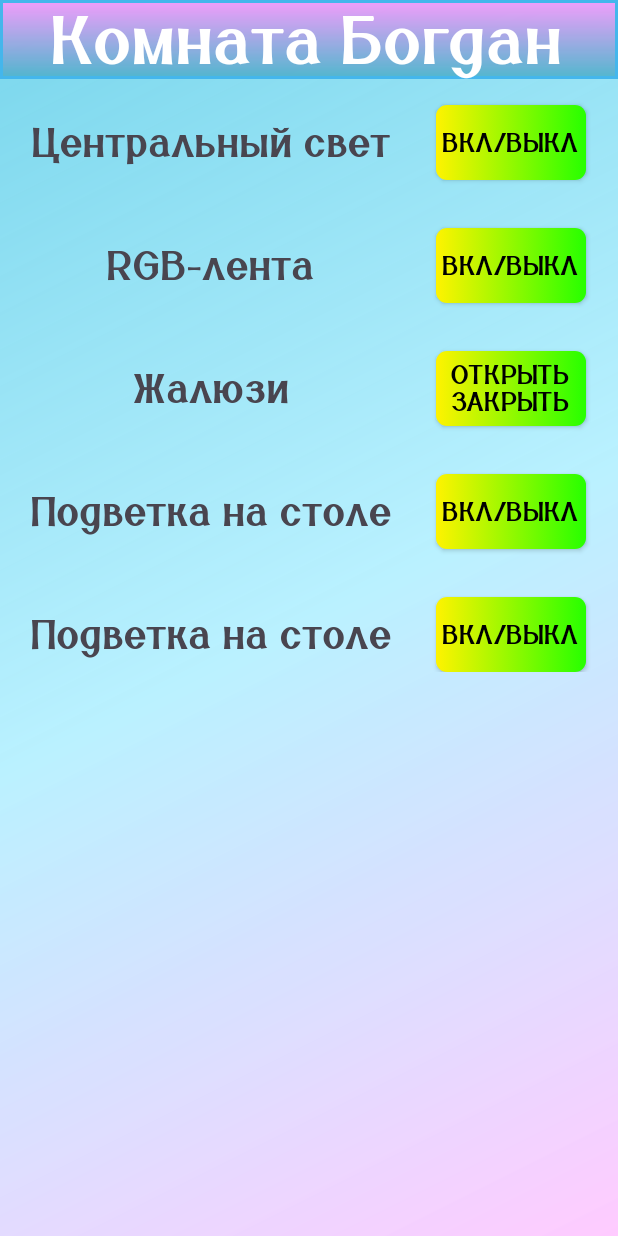
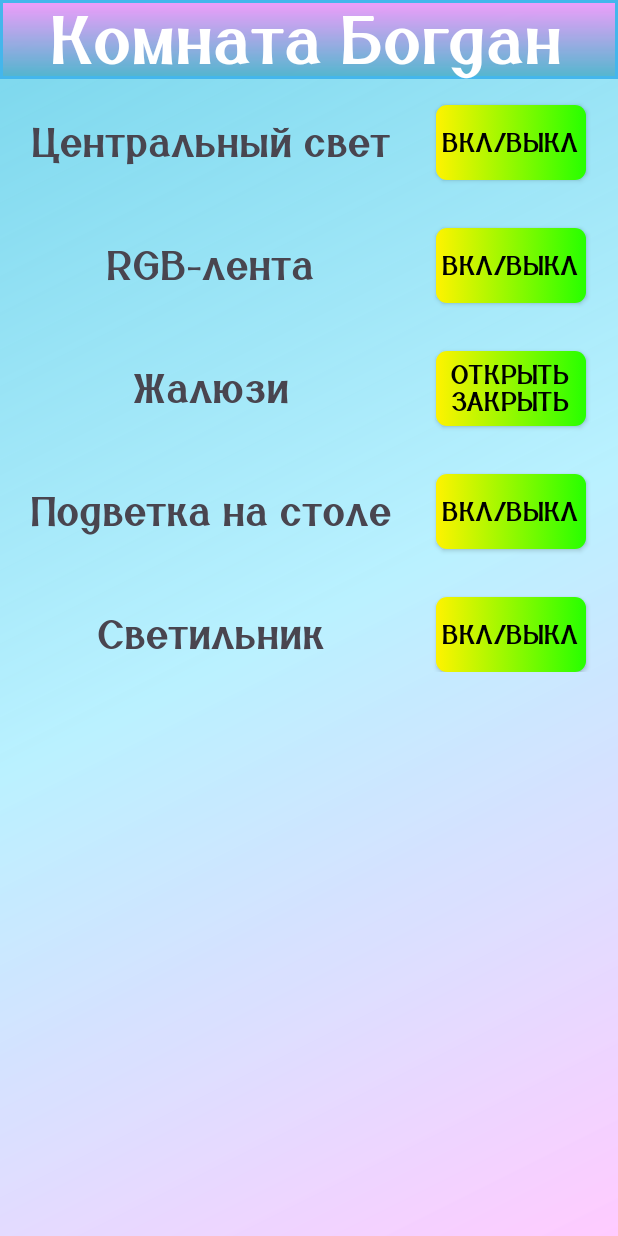
Before and after one commit to Bogdan-Taran/MyApp, an Android app: the ActivityMyRoomBogdan screen opened directly, with no data from a screen before it, on a phone screen of 412 x 824 dp. Run offline under Robolectric (Android 15) with nearby library versions, the phone set to English and light mode, and no system bars.

Commit message:
One Button - room bogdan

```diff
--- a/app/src/main/java/com/example/remotewifi/ActivityMyRoomBogdan.java
+++ b/app/src/main/java/com/example/remotewifi/ActivityMyRoomBogdan.java
@@ -1,6 +1,11 @@
 package com.example.remotewifi;
 
+import android.content.Intent;
 import android.os.Bundle;
+import android.view.View;
+import android.widget.Button;
+import android.widget.TextView;
+
 import androidx.activity.EdgeToEdge;
 import androidx.appcompat.app.AppCompatActivity;
 import androidx.core.graphics.Insets;
@@ -20,6 +25,17 @@ public class ActivityMyRoomBogdan extends AppCompatActivity {
             v.setPadding(systemBars.left, systemBars.top, systemBars.right, systemBars.bottom);
             return insets;
         });
+
+        TextView trans_rgb_lenta = findViewById(R. id. rgb_lenta);
+        trans_rgb_lenta.setOnClickListener(new View.OnClickListener() {
+            @Override
+            public void onClick(View v) {
+                Intent intent_to_rgb_place = new Intent(ActivityMyRoomBogdan.this, ActivityRoomBogdanRGB.class);
+                startActivity(intent_to_rgb_place);
+            }
+        });
+
+
     }
 
 
--- a/app/src/main/res/layout/activity_my_room_bogdan.xml
+++ b/app/src/main/res/layout/activity_my_room_bogdan.xml
@@ -150,7 +150,7 @@
                 android:layout_width="250sp"
                 android:gravity="center"
                 android:layout_height="50sp"
-                android:text="Подветка на столе"
+                android:text="Светильник"
                 android:textSize="@dimen/text_size_names_of_rooms"
                 android:fontFamily="@font/beauty_font_rus"
                 android:layout_marginStart="@dimen/margin_for_textview_in_layouts"
--- a/app/src/main/res/values/strings.xml
+++ b/app/src/main/res/values/strings.xml
@@ -1,4 +1,5 @@
 <resources>
     <string name="app_name">Remote WiFi</string>
     <string name="button_room_bogdan">Комната Богдан</string>
+    <string name="string_for_future">Здесь планируется сделать 3 ползунка SeekBar для управления цветом RGB. Будет какое-то простанство, в котором будет показываться сумма этих трёх цветов. В дальнейщем планируется их отправлять на ESP8266 для управления RGB-лентой.</string>
 </resources>
```
Also changed, not shown: app/src/main/res/layout/activity_room_bogdan_rgb.xml (+15 -1 lines).
